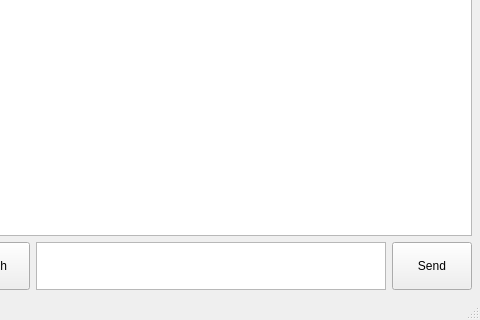
Old version of the form UI/MainUI.ui in the repository judevercetti/NetChat; both pictures show x 320 to 800 and y 280 to 600 of the 800 by 600 pixel window.
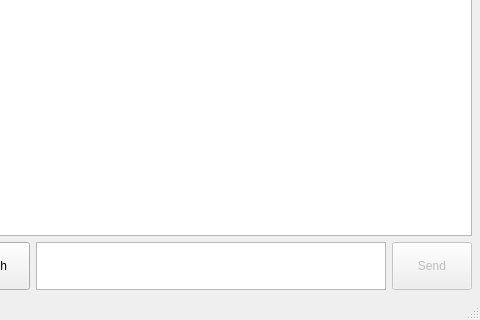
New version of the form.

Diff of the .ui file:
```diff
--- a/UI/MainUI.ui
+++ b/UI/MainUI.ui
@@ -164,6 +164,9 @@
             </item>
             <item>
              <widget class="QPushButton" name="sendmsg_button">
+              <property name="enabled">
+               <bool>false</bool>
+              </property>
               <property name="sizePolicy">
                <sizepolicy hsizetype="Fixed" vsizetype="Fixed">
                 <horstretch>0</horstretch>
```
Left out of the diff: 2 changed lines with no effect on the pictures.
